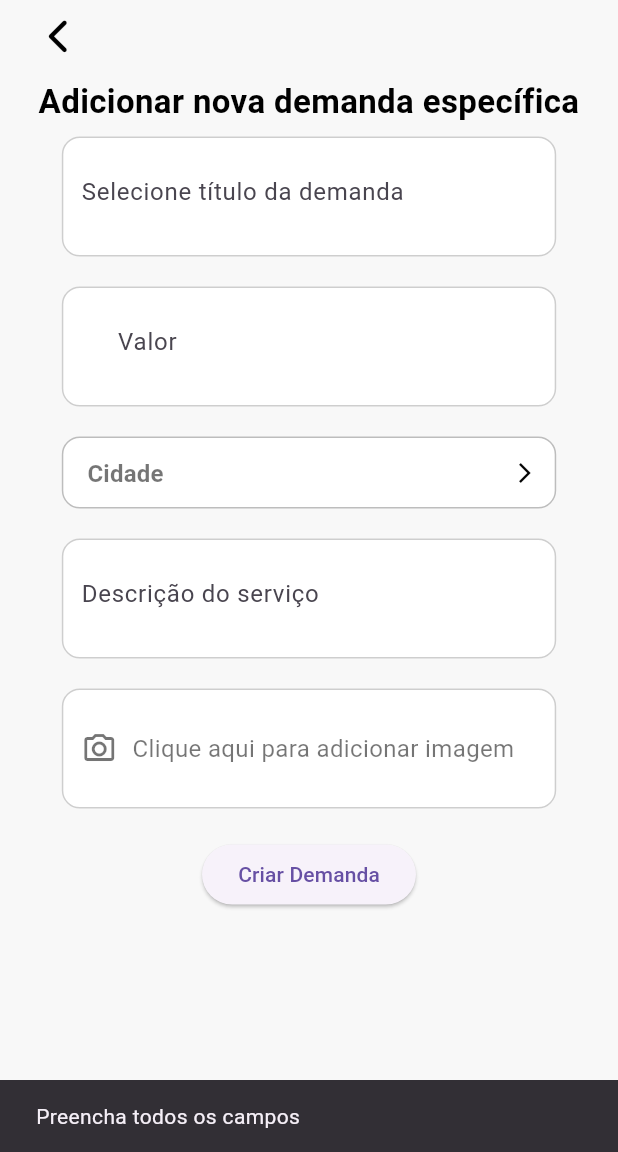
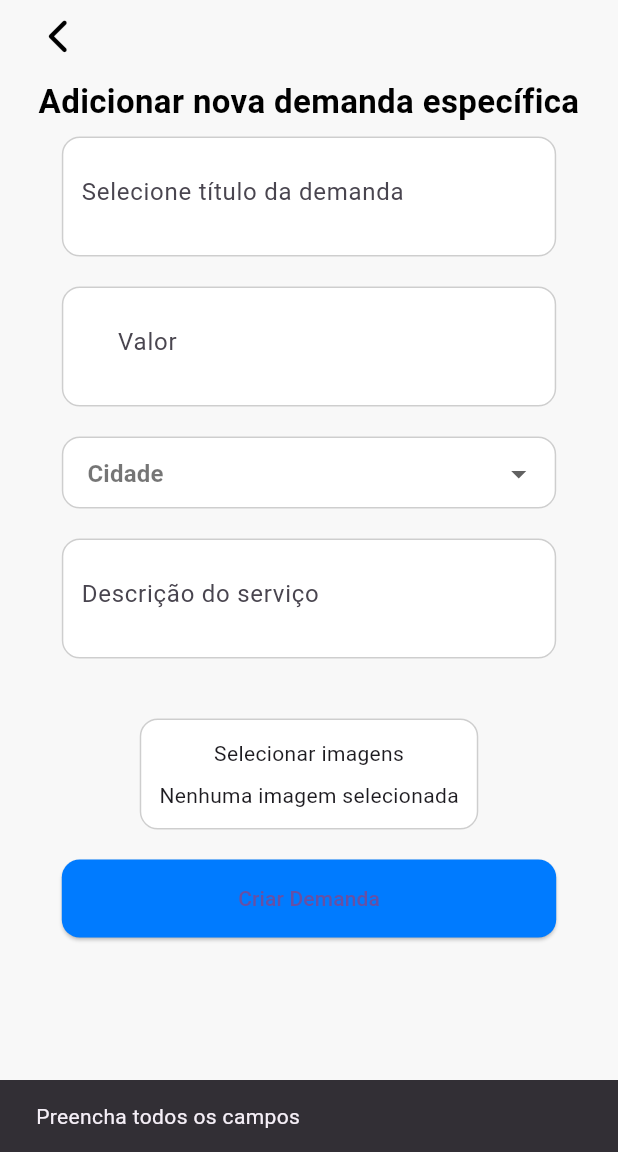
Before and after one commit to Felipe7690/ConectaWork, a Flutter app: the NovaDemanda screen opened directly, after a tap on "Criar Demanda", on a phone screen of 412 x 824 dp, the part 84-1236 px from its top. Run offline on Flutter 3.47's test engine with Material 3 defaults, Android fonts, the phone set to English and light mode, and no system bars; drawn by our look-alikes of dropdown_button2; our stand-ins replace file_picker, flutter_masked_text2, font_awesome_flutter, geocoding, geolocator, image_picker and 3 more; missing offline and left inert: flutter_floating_bottom_bar.

Commit message:
Nova demanda + Usuário logado

```diff
--- a/trabalho_conecta_work/lib/pages/nova_demanda.dart
+++ b/trabalho_conecta_work/lib/pages/nova_demanda.dart
@@ -42,8 +42,8 @@ class _NovaDemandaState extends State<NovaDemanda> {
       return;
     }
 
-    // Verificar se o usuário está autenticado
-    ParseUser? currentUser = await ParseUser.currentUser();
+    // Obter o usuário logado
+    ParseUser? currentUser = await ParseUser.currentUser() as ParseUser?;
     if (currentUser == null) {
       ScaffoldMessenger.of(context).showSnackBar(
         const SnackBar(content: Text('Usuário não autenticado')),
@@ -51,22 +51,23 @@ class _NovaDemandaState extends State<NovaDemanda> {
       return;
     }
 
-    // Criação de objeto Parse
+    // Criação de objeto Parse para a demanda
     final demanda = ParseObject('Demanda')
       ..set('titulo', _titleController.text)
       ..set('descricao', _descriptionController.text)
       ..set('status', 'novo')
       ..set('localizacao', selectedValue)
-      ..set('valor', double.parse(_valueController.text.replaceAll(',', '.')));
+      ..set('valor', double.parse(_valueController.text.replaceAll(',', '.')))
+      ..set('usuario_pointer',
+          currentUser); // Adiciona o ponteiro para o usuário logado
 
     // Salvando imagens e pegando os links
     if (_imageFiles != null && _imageFiles!.isNotEmpty) {
-      final List<ParseFile> parseFiles = []; // Para armazenar os arquivos Parse
+      final List<ParseFile> parseFiles = []; // Lista para armazenar os arquivos
       for (var image in _imageFiles!) {
-        // Criando ParseFile a partir da imagem
         ParseFile parseImage = ParseFile(File(image.path));
 
-        // Definindo a ACL para permitir leitura e escrita
+        // Definindo permissões públicas (se necessário)
         ParseACL acl = ParseACL();
         acl.setPublicWriteAccess(allowed: true);
         acl.setPublicReadAccess(allowed: true);
@@ -77,7 +78,7 @@ class _NovaDemandaState extends State<NovaDemanda> {
 
         // Verificando se o arquivo foi salvo com sucesso
         if (saveResponse.success) {
-          parseFiles.add(parseImage);
+          parseFiles.add(parseImage); // Adiciona o arquivo ao array
         } else {
           ScaffoldMessenger.of(context).showSnackBar(
             SnackBar(
@@ -86,9 +87,9 @@ class _NovaDemandaState extends State<NovaDemanda> {
           );
         }
       }
-
-      // Associando os arquivos de imagem ao objeto demanda
-      demanda.set('imagem', parseFiles);
+      // Salvando o array de arquivos no campo 'imagem'
+      demanda.set('imagem',
+          parseFiles); // Envia o array de arquivos para o campo imagem
     }
 
     // Salvando a demanda no banco de dados
@@ -253,23 +254,15 @@ class _NovaDemandaState extends State<NovaDemanda> {
                       width: MediaQuery.of(context).size.width * 0.8,
                       padding: const EdgeInsets.all(12.0),
                       decoration: BoxDecoration(
-                        borderRadius: BorderRadius.circular(12),
-                        border: Border.all(color: Colors.black26),
-                        color: const Color.fromARGB(255, 255, 255, 255),
+                        borderRadius: BorderRadius.circular(12.0),
+                        color: Colors.white,
+                        border: Border.all(color: Colors.grey.withOpacity(0.5)),
                       ),
                     ),
-                    iconStyleData: const IconStyleData(
-                      icon: Icon(Icons.arrow_forward_ios_outlined),
-                      iconSize: 16,
-                      iconEnabledColor: Color.fromRGBO(0, 0, 0, 1),
-                      iconDisabledColor: Colors.grey,
-                    ),
                     dropdownStyleData: DropdownStyleData(
-                      maxHeight: 200,
-                      width: MediaQuery.of(context).size.width * 0.8,
                       decoration: BoxDecoration(
-                        borderRadius: BorderRadius.circular(12),
-                        color: const Color.fromARGB(255, 255, 255, 255),
+                        borderRadius: BorderRadius.circular(12.0),
+                        color: Colors.white,
                       ),
                     ),
                   ),
@@ -278,27 +271,34 @@ class _NovaDemandaState extends State<NovaDemanda> {
             ),
             _buildEditableField(
                 _descriptionPlaceholder, _descriptionController),
+            const SizedBox(height: 20),
             GestureDetector(
               onTap: _selectImages,
               child: Container(
-                height: 80,
-                width: MediaQuery.of(context).size.width * 0.8,
                 padding: const EdgeInsets.all(12.0),
                 decoration: BoxDecoration(
                   color: Colors.white,
                   borderRadius: BorderRadius.circular(12.0),
                   border: Border.all(color: Colors.grey.withOpacity(0.5)),
                 ),
-                child: Row(
-                  children: const [
-                    Icon(Icons.camera_alt_outlined, color: Colors.black54),
-                    SizedBox(width: 10),
-                    Expanded(
-                      child: Text(
-                        'Clique aqui para adicionar imagem',
-                        style: TextStyle(fontSize: 16, color: Colors.black54),
-                      ),
-                    ),
+                child: Column(
+                  children: [
+                    const Text('Selecionar imagens'),
+                    const SizedBox(height: 8),
+                    _imageFiles != null
+                        ? Wrap(
+                            children: _imageFiles!
+                                .map((file) => Padding(
+                                      padding: const EdgeInsets.all(4.0),
+                                      child: Image.file(
+                                        File(file.path),
+                                        height: 50,
+                                        width: 50,
+                                      ),
+                                    ))
+                                .toList(),
+                          )
+                        : const Text('Nenhuma imagem selecionada'),
                   ],
                 ),
               ),
@@ -306,6 +306,14 @@ class _NovaDemandaState extends State<NovaDemanda> {
             const SizedBox(height: 20),
             ElevatedButton(
               onPressed: criarDemanda,
+              style: ElevatedButton.styleFrom(
+                backgroundColor: const Color.fromRGBO(0, 123, 255, 1),
+                shape: RoundedRectangleBorder(
+                  borderRadius: BorderRadius.circular(12.0),
+                ),
+                padding: const EdgeInsets.symmetric(vertical: 16.0),
+                minimumSize: Size(MediaQuery.of(context).size.width * 0.8, 0),
+              ),
               child: const Text('Criar Demanda'),
             ),
           ],
```
